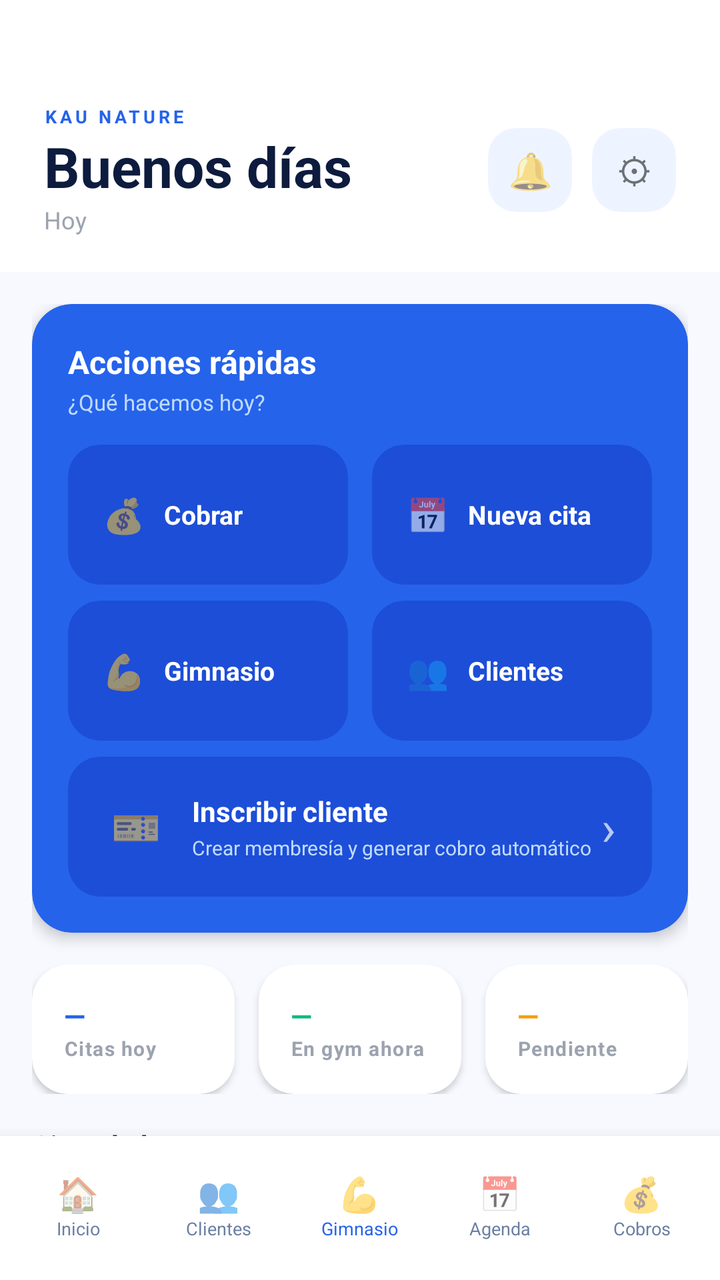
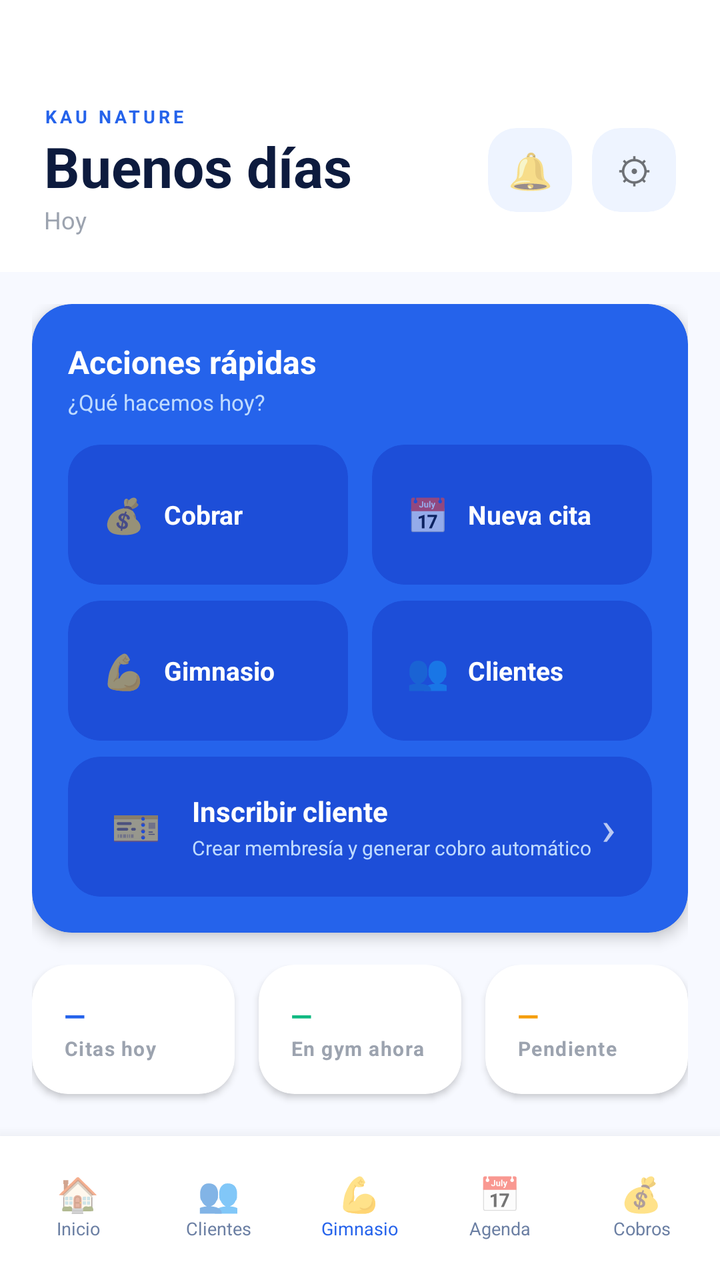

Compare the two renders of this Android layout. The source of the first and the diff that turns it into the second are given below.
<!-- AndroidManifest.xml: application theme Theme.KauNatureApplication -->
<!-- res/layout/activity_main.xml -->
<?xml version="1.0" encoding="utf-8"?>
<FrameLayout
    xmlns:android="http://schemas.android.com/apk/res/android"
    xmlns:app="http://schemas.android.com/apk/res-auto"
    android:layout_width="match_parent"
    android:layout_height="match_parent"
    android:background="#F7F9FF">

    
    <androidx.core.widget.NestedScrollView
        android:layout_width="match_parent"
        android:layout_height="match_parent"
        android:fillViewport="true"
        android:paddingBottom="80dp"
        android:clipToPadding="false">

        <LinearLayout
            android:layout_width="match_parent"
            android:layout_height="wrap_content"
            android:orientation="vertical">

            
            <LinearLayout
                android:layout_width="match_parent"
                android:layout_height="wrap_content"
                android:orientation="vertical"
                android:background="#FFFFFF"
                android:paddingStart="22dp"
                android:paddingEnd="22dp"
                android:paddingTop="52dp"
                android:paddingBottom="18dp">

                <LinearLayout
                    android:layout_width="match_parent"
                    android:layout_height="wrap_content"
                    android:orientation="horizontal"
                    android:gravity="center_vertical">

                    <LinearLayout
                        android:layout_width="0dp"
                        android:layout_height="wrap_content"
                        android:layout_weight="1"
                        android:orientation="vertical">

                        <TextView
                            android:layout_width="wrap_content"
                            android:layout_height="wrap_content"
                            android:text="KAU NATURE"
                            android:textSize="9sp"
                            android:textColor="#2563EB"
                            android:letterSpacing="0.18"
                            android:textStyle="bold"/>

                        <TextView
                            android:id="@+id/tvGreeting"
                            android:layout_width="wrap_content"
                            android:layout_height="wrap_content"
                            android:text="Buenos días"
                            android:textSize="28sp"
                            android:textColor="#0D1B3E"
                            android:textStyle="bold"/>

                        <TextView
                            android:id="@+id/tvFechaHoy"
                            android:layout_width="wrap_content"
                            android:layout_height="wrap_content"
                            android:text="Hoy"
                            android:textSize="12sp"
                            android:textColor="#9CA3AF"/>

                    </LinearLayout>

                    
                    <androidx.cardview.widget.CardView
                        android:id="@+id/btnNotif"
                        android:layout_width="42dp"
                        android:layout_height="42dp"
                        android:layout_marginEnd="10dp"
                        app:cardCornerRadius="14dp"
                        app:cardElevation="0dp"
                        app:cardBackgroundColor="#EEF4FF">
                        <FrameLayout
                            android:layout_width="match_parent"
                            android:layout_height="match_parent">
                            <TextView
                                android:layout_width="match_parent"
                                android:layout_height="match_parent"
                                android:text="🔔"
                                android:textSize="18sp"
                                android:gravity="center"/>
                            <View
                                android:id="@+id/badgeNotif"
                                android:layout_width="8dp"
                                android:layout_height="8dp"
                                android:layout_gravity="top|end"
                                android:layout_margin="6dp"
                                android:background="#EF4444"
                                android:visibility="gone"/>
                        </FrameLayout>
                    </androidx.cardview.widget.CardView>

                    
                    <androidx.cardview.widget.CardView
                        android:id="@+id/btnSettings"
                        android:layout_width="42dp"
                        android:layout_height="42dp"
                        app:cardCornerRadius="14dp"
                        app:cardElevation="0dp"
                        app:cardBackgroundColor="#EEF4FF">
                        <TextView
                            android:layout_width="match_parent"
                            android:layout_height="match_parent"
                            android:text="⚙"
                            android:textSize="18sp"
                            android:gravity="center"/>
                    </androidx.cardview.widget.CardView>

                </LinearLayout>
            </LinearLayout>

            
            <LinearLayout
                android:layout_width="match_parent"
                android:layout_height="wrap_content"
                android:orientation="vertical"
                android:padding="16dp">

                
                <androidx.cardview.widget.CardView
                    android:layout_width="match_parent"
                    android:layout_height="wrap_content"
                    android:layout_marginBottom="16dp"
                    app:cardCornerRadius="20dp"
                    app:cardElevation="4dp"
                    app:cardBackgroundColor="#2563EB">

                    <LinearLayout
                        android:layout_width="match_parent"
                        android:layout_height="wrap_content"
                        android:orientation="vertical"
                        android:padding="18dp">

                        
                        <LinearLayout
                            android:layout_width="match_parent"
                            android:layout_height="wrap_content"
                            android:orientation="horizontal"
                            android:gravity="center_vertical"
                            android:layout_marginBottom="14dp">

                            <LinearLayout
                                android:layout_width="0dp"
                                android:layout_height="wrap_content"
                                android:layout_weight="1"
                                android:orientation="vertical">

                                <TextView
                                    android:layout_width="wrap_content"
                                    android:layout_height="wrap_content"
                                    android:text="Acciones rápidas"
                                    android:textSize="16sp"
                                    android:textColor="#FFFFFF"
                                    android:textStyle="bold"/>

                                <TextView
                                    android:layout_width="wrap_content"
                                    android:layout_height="wrap_content"
                                    android:text="¿Qué hacemos hoy?"
                                    android:textSize="11sp"
                                    android:textColor="#BFDBFF"
                                    android:layout_marginTop="2dp"/>

                            </LinearLayout>


                        </LinearLayout>

                        
                        <LinearLayout
                            android:layout_width="match_parent"
                            android:layout_height="wrap_content"
                            android:orientation="horizontal"
                            android:layout_marginBottom="8dp">

                            <androidx.cardview.widget.CardView
                                android:id="@+id/btnAccionCobrar"
                                android:layout_width="0dp"
                                android:layout_height="70dp"
                                android:layout_weight="1"
                                android:layout_marginEnd="6dp"
                                app:cardCornerRadius="16dp"
                                app:cardElevation="0dp"
                                app:cardBackgroundColor="#1D4ED8">
                                <LinearLayout
                                    android:layout_width="match_parent"
                                    android:layout_height="match_parent"
                                    android:orientation="horizontal"
                                    android:gravity="center_vertical"
                                    android:paddingStart="14dp"
                                    android:paddingEnd="10dp">
                                    <TextView
                                        android:layout_width="28dp"
                                        android:layout_height="28dp"
                                        android:text="💰"
                                        android:textSize="17sp"
                                        android:gravity="center"/>
                                    <TextView
                                        android:layout_width="wrap_content"
                                        android:layout_height="wrap_content"
                                        android:text="Cobrar"
                                        android:textSize="13sp"
                                        android:textColor="#FFFFFF"
                                        android:textStyle="bold"
                                        android:layout_marginStart="6dp"/>
                                </LinearLayout>
                            </androidx.cardview.widget.CardView>

                            <androidx.cardview.widget.CardView
                                android:id="@+id/btnAccionCita"
                                android:layout_width="0dp"
                                android:layout_height="70dp"
                                android:layout_weight="1"
                                android:layout_marginStart="6dp"
                                app:cardCornerRadius="16dp"
                                app:cardElevation="0dp"
                                app:cardBackgroundColor="#1D4ED8">
                                <LinearLayout
                                    android:layout_width="match_parent"
                                    android:layout_height="match_parent"
                                    android:orientation="horizontal"
                                    android:gravity="center_vertical"
                                    android:paddingStart="14dp"
                                    android:paddingEnd="10dp">
                                    <TextView
                                        android:layout_width="28dp"
                                        android:layout_height="28dp"
                                        android:text="📅"
                                        android:textSize="17sp"
                                        android:gravity="center"/>
                                    <TextView
                                        android:layout_width="wrap_content"
                                        android:layout_height="wrap_content"
                                        android:text="Nueva cita"
                                        android:textSize="13sp"
                                        android:textColor="#FFFFFF"
                                        android:textStyle="bold"
                                        android:layout_marginStart="6dp"/>
                                </LinearLayout>
                            </androidx.cardview.widget.CardView>

                        </LinearLayout>

                        
                        <LinearLayout
                            android:layout_width="match_parent"
                            android:layout_height="wrap_content"
                            android:orientation="horizontal"
                            android:layout_marginBottom="8dp">

                            <androidx.cardview.widget.CardView
                                android:id="@+id/btnAccionGym"
                                android:layout_width="0dp"
                                android:layout_height="70dp"
                                android:layout_weight="1"
                                android:layout_marginEnd="6dp"
                                app:cardCornerRadius="16dp"
                                app:cardElevation="0dp"
                                app:cardBackgroundColor="#1D4ED8">
                                <LinearLayout
                                    android:layout_width="match_parent"
                                    android:layout_height="match_parent"
                                    android:orientation="horizontal"
                                    android:gravity="center_vertical"
                                    android:paddingStart="14dp"
                                    android:paddingEnd="10dp">
                                    <TextView
                                        android:layout_width="28dp"
                                        android:layout_height="28dp"
                                        android:text="💪"
                                        android:textSize="17sp"
                                        android:gravity="center"/>
                                    <TextView
                                        android:layout_width="wrap_content"
                                        android:layout_height="wrap_content"
                                        android:text="Gimnasio"
                                        android:textSize="13sp"
                                        android:textColor="#FFFFFF"
                                        android:textStyle="bold"
                                        android:layout_marginStart="6dp"/>
                                </LinearLayout>
                            </androidx.cardview.widget.CardView>

                            <androidx.cardview.widget.CardView
                                android:id="@+id/btnAccionClientes"
                                android:layout_width="0dp"
                                android:layout_height="70dp"
                                android:layout_weight="1"
                                android:layout_marginStart="6dp"
                                app:cardCornerRadius="16dp"
                                app:cardElevation="0dp"
                                app:cardBackgroundColor="#1D4ED8">
                                <LinearLayout
                                    android:layout_width="match_parent"
                                    android:layout_height="match_parent"
                                    android:orientation="horizontal"
                                    android:gravity="center_vertical"
                                    android:paddingStart="14dp"
                                    android:paddingEnd="10dp">
                                    <TextView
                                        android:layout_width="28dp"
                                        android:layout_height="28dp"
                                        android:text="👥"
                                        android:textSize="17sp"
                                        android:gravity="center"/>
                                    <TextView
                                        android:layout_width="wrap_content"
                                        android:layout_height="wrap_content"
                                        android:text="Clientes"
                                        android:textSize="13sp"
                                        android:textColor="#FFFFFF"
                                        android:textStyle="bold"
                                        android:layout_marginStart="6dp"/>
                                </LinearLayout>
                            </androidx.cardview.widget.CardView>

                        </LinearLayout>

                        
                        <androidx.cardview.widget.CardView
                            android:id="@+id/btnAccionInscribir"
                            android:layout_width="match_parent"
                            android:layout_height="70dp"
                            app:cardCornerRadius="16dp"
                            app:cardElevation="0dp"
                            app:cardBackgroundColor="#1D4ED8">

                            <LinearLayout
                                android:layout_width="match_parent"
                                android:layout_height="match_parent"
                                android:orientation="horizontal"
                                android:gravity="center_vertical"
                                android:paddingStart="18dp"
                                android:paddingEnd="18dp">

                                <TextView
                                    android:layout_width="32dp"
                                    android:layout_height="32dp"
                                    android:text="🎫"
                                    android:textSize="20sp"
                                    android:gravity="center"/>

                                <LinearLayout
                                    android:layout_width="0dp"
                                    android:layout_height="wrap_content"
                                    android:layout_weight="1"
                                    android:orientation="vertical"
                                    android:layout_marginStart="12dp">

                                    <TextView
                                        android:layout_width="wrap_content"
                                        android:layout_height="wrap_content"
                                        android:text="Inscribir cliente"
                                        android:textSize="14sp"
                                        android:textColor="#FFFFFF"
                                        android:textStyle="bold"/>

                                    <TextView
                                        android:layout_width="wrap_content"
                                        android:layout_height="wrap_content"
                                        android:text="Crear membresía y generar cobro automático"
                                        android:textSize="10sp"
                                        android:textColor="#BFDBFF"
                                        android:layout_marginTop="2dp"/>

                                </LinearLayout>

                                <TextView
                                    android:layout_width="wrap_content"
                                    android:layout_height="wrap_content"
                                    android:text="›"
                                    android:textSize="24sp"
                                    android:textColor="#FFFFFF"
                                    android:alpha="0.7"/>

                            </LinearLayout>
                        </androidx.cardview.widget.CardView>

                    </LinearLayout>
                </androidx.cardview.widget.CardView>

                
                <LinearLayout
                    android:layout_width="match_parent"
                    android:layout_height="wrap_content"
                    android:orientation="horizontal"
                    android:layout_marginBottom="16dp">

                    <androidx.cardview.widget.CardView
                        android:layout_width="0dp"
                        android:layout_height="wrap_content"
                        android:layout_weight="1"
                        android:layout_marginEnd="6dp"
                        app:cardCornerRadius="18dp"
                        app:cardElevation="2dp"
                        app:cardBackgroundColor="#FFFFFF">
                        <LinearLayout
                            android:layout_width="match_parent"
                            android:layout_height="wrap_content"
                            android:orientation="vertical"
                            android:padding="16dp">
                            <TextView
                                android:id="@+id/tvKpiCitas"
                                android:layout_width="match_parent"
                                android:layout_height="wrap_content"
                                android:text="—"
                                android:textColor="#2563EB"
                                android:textStyle="bold"
                                android:maxLines="1"
                                android:ellipsize="none"
                                app:autoSizeTextType="uniform"
                                app:autoSizeMinTextSize="14sp"
                                app:autoSizeMaxTextSize="32sp"
                                app:autoSizeStepGranularity="1sp"/>
                            <TextView
                                android:layout_width="wrap_content"
                                android:layout_height="wrap_content"
                                android:text="Citas hoy"
                                android:textSize="10sp"
                                android:textColor="#9CA3AF"
                                android:textStyle="bold"
                                android:letterSpacing="0.05"/>
                        </LinearLayout>
                    </androidx.cardview.widget.CardView>

                    <androidx.cardview.widget.CardView
                        android:layout_width="0dp"
                        android:layout_height="wrap_content"
                        android:layout_weight="1"
                        android:layout_marginStart="6dp"
                        android:layout_marginEnd="6dp"
                        app:cardCornerRadius="18dp"
                        app:cardElevation="2dp"
                        app:cardBackgroundColor="#FFFFFF">
                        <LinearLayout
                            android:layout_width="match_parent"
                            android:layout_height="wrap_content"
                            android:orientation="vertical"
                            android:padding="16dp">
                            <TextView
                                android:id="@+id/tvKpiGym"
                                android:layout_width="match_parent"
                                android:layout_height="wrap_content"
                                android:text="—"
                                android:textColor="#10B981"
                                android:textStyle="bold"
                                android:maxLines="1"
                                android:ellipsize="none"
                                app:autoSizeTextType="uniform"
                                app:autoSizeMinTextSize="14sp"
                                app:autoSizeMaxTextSize="32sp"
                                app:autoSizeStepGranularity="1sp"/>
                            <TextView
                                android:layout_width="wrap_content"
                                android:layout_height="wrap_content"
                                android:text="En gym ahora"
                                android:textSize="10sp"
                                android:textColor="#9CA3AF"
                                android:textStyle="bold"
                                android:letterSpacing="0.05"/>
                        </LinearLayout>
                    </androidx.cardview.widget.CardView>

                    <androidx.cardview.widget.CardView
                        android:layout_width="0dp"
                        android:layout_height="wrap_content"
                        android:layout_weight="1"
                        android:layout_marginStart="6dp"
                        app:cardCornerRadius="18dp"
                        app:cardElevation="2dp"
                        app:cardBackgroundColor="#FFFFFF">
                        <LinearLayout
                            android:layout_width="match_parent"
                            android:layout_height="wrap_content"
                            android:orientation="vertical"
                            android:padding="16dp">
                            <TextView
                                android:id="@+id/tvKpiIngresos"
                                android:layout_width="match_parent"
                                android:layout_height="wrap_content"
                                android:text="—"
                                android:textColor="#F59E0B"
                                android:textStyle="bold"
                                android:maxLines="1"
                                android:ellipsize="none"
                                app:autoSizeTextType="uniform"
                                app:autoSizeMinTextSize="12sp"
                                app:autoSizeMaxTextSize="28sp"
                                app:autoSizeStepGranularity="1sp"/>
                            <TextView
                                android:layout_width="wrap_content"
                                android:layout_height="wrap_content"
                                android:text="Pendiente"
                                android:textSize="10sp"
                                android:textColor="#9CA3AF"
                                android:textStyle="bold"
                                android:letterSpacing="0.05"/>
                        </LinearLayout>
                    </androidx.cardview.widget.CardView>

                </LinearLayout>

                
                <LinearLayout
                    android:layout_width="match_parent"
                    android:layout_height="wrap_content"
                    android:orientation="horizontal"
                    android:gravity="center_vertical"
                    android:layout_marginBottom="10dp">

                    <TextView
                        android:layout_width="0dp"
                        android:layout_height="wrap_content"
                        android:layout_weight="1"
                        android:text="Citas de hoy"
                        android:textSize="14sp"
                        android:textColor="#0D1B3E"
                        android:textStyle="bold"/>

                    <TextView
                        android:id="@+id/tvVerCitas"
                        android:layout_width="wrap_content"
                        android:layout_height="wrap_content"
                        android:text="Ver agenda →"
                        android:textSize="11sp"
                        android:textColor="#2563EB"
                        android:textStyle="bold"/>

                </LinearLayout>

                <LinearLayout
                    android:id="@+id/listaCitas"
                    android:layout_width="match_parent"
                    android:layout_height="wrap_content"
                    android:orientation="vertical"
                    android:layout_marginBottom="16dp"/>

                
                <LinearLayout
                    android:layout_width="match_parent"
                    android:layout_height="wrap_content"
                    android:orientation="horizontal"
                    android:gravity="center_vertical"
                    android:layout_marginBottom="10dp">

                    <TextView
                        android:layout_width="0dp"
                        android:layout_height="wrap_content"
                        android:layout_weight="1"
                        android:text="Pagos pendientes"
                        android:textSize="14sp"
                        android:textColor="#0D1B3E"
                        android:textStyle="bold"/>

                    <TextView
                        android:id="@+id/tvVerPagos"
                        android:layout_width="wrap_content"
                        android:layout_height="wrap_content"
                        android:text="Ver cobros →"
                        android:textSize="11sp"
                        android:textColor="#2563EB"
                        android:textStyle="bold"/>

                </LinearLayout>

                <LinearLayout
                    android:id="@+id/listaPagos"
                    android:layout_width="match_parent"
                    android:layout_height="wrap_content"
                    android:orientation="vertical"/>

            </LinearLayout>
        </LinearLayout>
    </androidx.core.widget.NestedScrollView>

    
    <LinearLayout
        android:layout_width="match_parent"
        android:layout_height="72dp"
        android:layout_gravity="bottom"
        android:orientation="horizontal"
        android:background="#FFFFFF"
        android:elevation="12dp"
        android:paddingStart="4dp"
        android:paddingEnd="4dp"
        android:paddingTop="6dp"
        android:paddingBottom="8dp">

        <LinearLayout android:id="@+id/nav_home"
            android:layout_width="0dp" android:layout_height="match_parent"
            android:layout_weight="1" android:orientation="vertical" android:gravity="center">
            <TextView android:layout_width="wrap_content" android:layout_height="wrap_content"
                android:text="🏠" android:textSize="17sp" android:gravity="center"/>
            <TextView android:id="@+id/navLabelHome"
                android:layout_width="wrap_content" android:layout_height="wrap_content"
                android:text="Inicio" android:textSize="9sp" android:textColor="#6B7FA3" android:gravity="center"/>
        </LinearLayout>

        <LinearLayout android:id="@+id/nav_clientes"
            android:layout_width="0dp" android:layout_height="match_parent"
            android:layout_weight="1" android:orientation="vertical" android:gravity="center">
            <TextView android:layout_width="wrap_content" android:layout_height="wrap_content"
                android:text="👥" android:textSize="17sp" android:gravity="center"/>
            <TextView android:id="@+id/navLabelClientes"
                android:layout_width="wrap_content" android:layout_height="wrap_content"
                android:text="Clientes" android:textSize="9sp" android:textColor="#6B7FA3" android:gravity="center"/>
        </LinearLayout>

        <LinearLayout android:id="@+id/nav_gimnasio"
            android:layout_width="0dp" android:layout_height="match_parent"
            android:layout_weight="1" android:orientation="vertical" android:gravity="center"
            android:paddingTop="4dp" android:paddingBottom="4dp">
            <TextView android:id="@+id/navIconGimnasio"
                android:layout_width="wrap_content" android:layout_height="wrap_content"
                android:text="💪" android:textSize="17sp" android:gravity="center"/>
            <TextView android:id="@+id/navLabelGimnasio"
                android:layout_width="wrap_content" android:layout_height="wrap_content"
                android:text="Gimnasio" android:textSize="9sp" android:textColor="#2563EB" android:gravity="center"/>
        </LinearLayout>

        <LinearLayout android:id="@+id/nav_agenda"
            android:layout_width="0dp" android:layout_height="match_parent"
            android:layout_weight="1" android:orientation="vertical" android:gravity="center">
            <TextView android:layout_width="wrap_content" android:layout_height="wrap_content"
                android:text="📅" android:textSize="17sp" android:gravity="center"/>
            <TextView android:id="@+id/navLabelAgenda"
                android:layout_width="wrap_content" android:layout_height="wrap_content"
                android:text="Agenda" android:textSize="9sp" android:textColor="#6B7FA3" android:gravity="center"/>
        </LinearLayout>

        <LinearLayout android:id="@+id/nav_cobros"
            android:layout_width="0dp" android:layout_height="match_parent"
            android:layout_weight="1" android:orientation="vertical" android:gravity="center">
            <TextView android:layout_width="wrap_content" android:layout_height="wrap_content"
                android:text="💰" android:textSize="17sp" android:gravity="center"/>
            <TextView android:id="@+id/navLabelCobros"
                android:layout_width="wrap_content" android:layout_height="wrap_content"
                android:text="Cobros" android:textSize="9sp" android:textColor="#6B7FA3" android:gravity="center"/>
        </LinearLayout>

    </LinearLayout>

</FrameLayout>
<!-- resources referenced by this layout -->
<resources>
  <style name="Theme.KauNatureApplication" parent="Theme.MaterialComponents.DayNight.NoActionBar">
          <item name="colorPrimary">@color/accent_blue</item>
          <item name="colorPrimaryVariant">@color/accent_blue_light</item>
          <item name="colorOnPrimary">@color/white</item>
          
          <item name="android:colorBackground">@color/bg_main</item>
          <item name="colorSurface">@color/white</item>
          <item name="colorSurfaceVariant">@color/blue_pale2</item>
          <item name="colorOnSurface">@color/text_primary</item>
          <item name="colorOnSurfaceVariant">@color/text_muted</item>
          
          <item name="android:statusBarColor">@color/white</item>
          <item name="android:navigationBarColor">@color/white</item>
          <item name="android:windowLightStatusBar">true</item>
      </style>
  <color name="accent_blue">#0A66FF</color>
  <color name="accent_blue_light">#3D85FF</color>
  <color name="white">#FFFFFF</color>
  <color name="bg_main">#F5F8FF</color>
  <color name="blue_pale2">#F0F5FF</color>
  <color name="text_primary">#0D1B3E</color>
  <color name="text_muted">#6B7FA3</color>
</resources>

<!-- the commit's change to res/layout/activity_main.xml (unified diff, before → after) -->
@@ -391,119 +391,128 @@
                 
                 <LinearLayout
                     android:layout_width="match_parent"
-                    android:layout_height="wrap_content"
-                    android:orientation="horizontal"
-                    android:layout_marginBottom="16dp">
+                    android:layout_height="76dp"
+                    android:layout_marginBottom="16dp"
+                    android:orientation="horizontal">
 
                     <androidx.cardview.widget.CardView
                         android:layout_width="0dp"
                         android:layout_height="wrap_content"
+                        android:layout_marginEnd="6dp"
                         android:layout_weight="1"
-                        android:layout_marginEnd="6dp"
+                        app:cardBackgroundColor="#FFFFFF"
                         app:cardCornerRadius="18dp"
-                        app:cardElevation="2dp"
-                        app:cardBackgroundColor="#FFFFFF">
+                        app:cardElevation="2dp">
+
                         <LinearLayout
                             android:layout_width="match_parent"
                             android:layout_height="wrap_content"
                             android:orientation="vertical"
                             android:padding="16dp">
+
                             <TextView
                                 android:id="@+id/tvKpiCitas"
                                 android:layout_width="match_parent"
                                 android:layout_height="wrap_content"
+                                android:ellipsize="none"
+                                android:maxLines="1"
                                 android:text="—"
                                 android:textColor="#2563EB"
                                 android:textStyle="bold"
-                                android:maxLines="1"
-                                android:ellipsize="none"
-                                app:autoSizeTextType="uniform"
+                                app:autoSizeMaxTextSize="32sp"
                                 app:autoSizeMinTextSize="14sp"
-                                app:autoSizeMaxTextSize="32sp"
-                                app:autoSizeStepGranularity="1sp"/>
+                                app:autoSizeStepGranularity="1sp"
+                                app:autoSizeTextType="uniform" />
+
                             <TextView
                                 android:layout_width="wrap_content"
                                 android:layout_height="wrap_content"
+                                android:letterSpacing="0.05"
                                 android:text="Citas hoy"
+                                android:textColor="#9CA3AF"
                                 android:textSize="10sp"
-                                android:textColor="#9CA3AF"
-                                android:textStyle="bold"
-                                android:letterSpacing="0.05"/>
+                                android:textStyle="bold" />
                         </LinearLayout>
                     </androidx.cardview.widget.CardView>
 
                     <androidx.cardview.widget.CardView
                         android:layout_width="0dp"
                         android:layout_height="wrap_content"
-                        android:layout_weight="1"
                         android:layout_marginStart="6dp"
                         android:layout_marginEnd="6dp"
+                        android:layout_weight="1"
+                        app:cardBackgroundColor="#FFFFFF"
                         app:cardCornerRadius="18dp"
-                        app:cardElevation="2dp"
-                        app:cardBackgroundColor="#FFFFFF">
+                        app:cardElevation="2dp">
+
                         <LinearLayout
                             android:layout_width="match_parent"
                             android:layout_height="wrap_content"
                             android:orientation="vertical"
                             android:padding="16dp">
+
                             <TextView
                                 android:id="@+id/tvKpiGym"
                                 android:layout_width="match_parent"
                                 android:layout_height="wrap_content"
+                                android:ellipsize="none"
+                                android:maxLines="1"
                                 android:text="—"
                                 android:textColor="#10B981"
                                 android:textStyle="bold"
-                                android:maxLines="1"
-                                android:ellipsize="none"
-                                app:autoSizeTextType="uniform"
+                                app:autoSizeMaxTextSize="32sp"
                                 app:autoSizeMinTextSize="14sp"
-                                app:autoSizeMaxTextSize="32sp"
-                                app:autoSizeStepGranularity="1sp"/>
+                                app:autoSizeStepGranularity="1sp"
+                                app:autoSizeTextType="uniform" />
+
                             <TextView
                                 android:layout_width="wrap_content"
                                 android:layout_height="wrap_content"
+                                android:letterSpacing="0.05"
                                 android:text="En gym ahora"
+                                android:textColor="#9CA3AF"
                                 android:textSize="10sp"
-                                android:textColor="#9CA3AF"
-                                android:textStyle="bold"
-                                android:letterSpacing="0.05"/>
+                                android:textStyle="bold" />
                         </LinearLayout>
                     </androidx.cardview.widget.CardView>
 
                     <androidx.cardview.widget.CardView
                         android:layout_width="0dp"
                         android:layout_height="wrap_content"
+                        android:layout_marginStart="6dp"
                         android:layout_weight="1"
-                        android:layout_marginStart="6dp"
+                        app:cardBackgroundColor="#FFFFFF"
                         app:cardCornerRadius="18dp"
-                        app:cardElevation="2dp"
-                        app:cardBackgroundColor="#FFFFFF">
+                        app:cardElevation="2dp">
+
                         <LinearLayout
                             android:layout_width="match_parent"
                             android:layout_height="wrap_content"
                             android:orientation="vertical"
                             android:padding="16dp">
+
                             <TextView
                                 android:id="@+id/tvKpiIngresos"
                                 android:layout_width="match_parent"
                                 android:layout_height="wrap_content"
+                                android:ellipsize="none"
+                                android:maxLines="1"
                                 android:text="—"
                                 android:textColor="#F59E0B"
                                 android:textStyle="bold"
-                                android:maxLines="1"
-                                android:ellipsize="none"
-                                app:autoSizeTextType="uniform"
+                                app:autoSizeMaxTextSize="28sp"
                                 app:autoSizeMinTextSize="12sp"
-                                app:autoSizeMaxTextSize="28sp"
-                                app:autoSizeStepGranularity="1sp"/>
+                                app:autoSizeStepGranularity="1sp"
+                                app:autoSizeTextType="uniform" />
+
                             <TextView
                                 android:layout_width="wrap_content"
                                 android:layout_height="wrap_content"
+                                android:letterSpacing="0.05"
                                 android:text="Pendiente"
+                                android:textColor="#9CA3AF"
                                 android:textSize="10sp"
-                                android:textColor="#9CA3AF"
-                                android:textStyle="bold"
-                                android:letterSpacing="0.05"/>
+                                android:textStyle="bold" />
                         </LinearLayout>
                     </androidx.cardview.widget.CardView>
 
